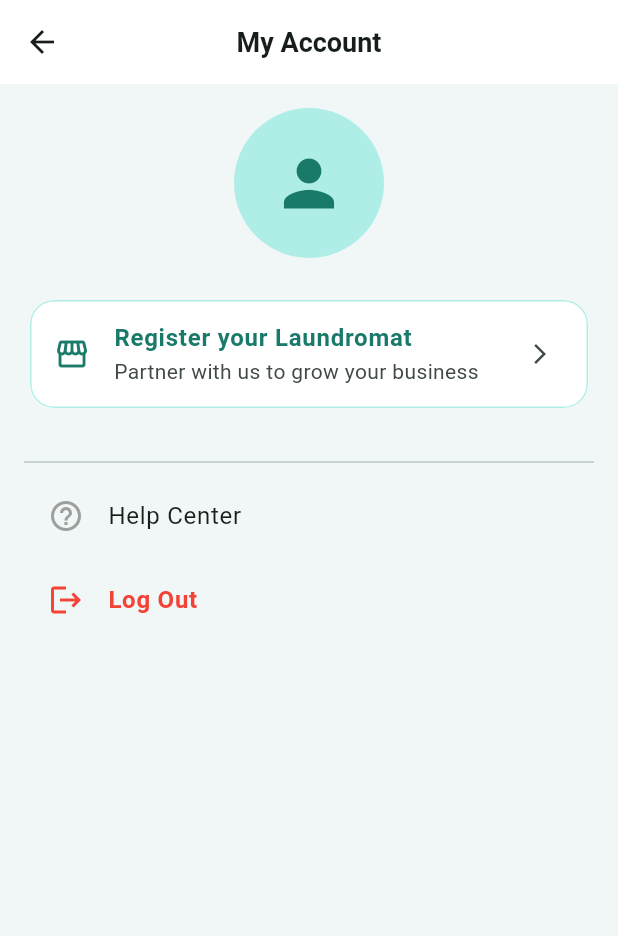
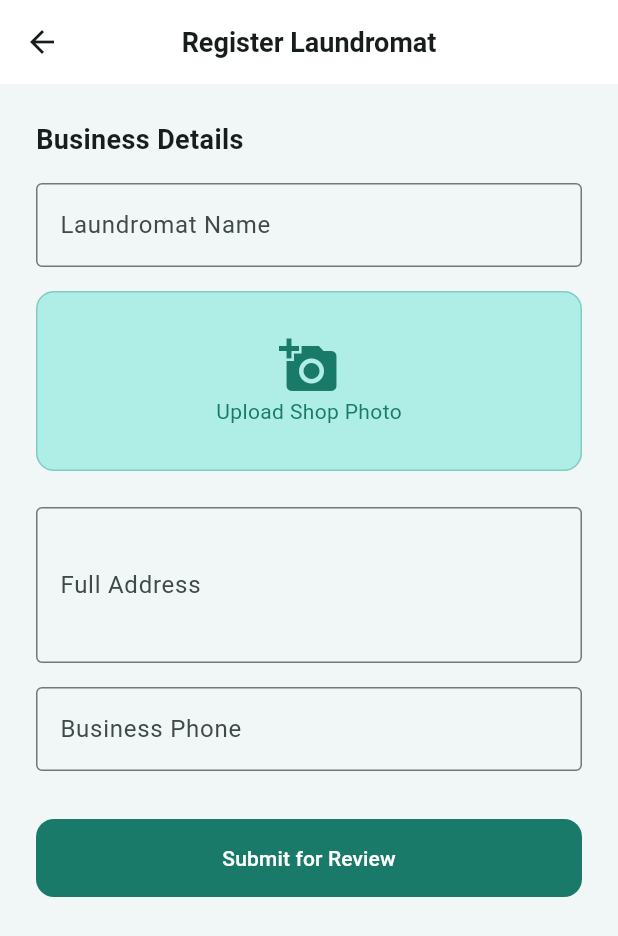
Before and after one commit to Shikhrshukla/WashHub_App, a Flutter app: the ProfileScreen screen opened directly, after a tap on "Register your Laundromat", on a phone screen of 412 x 824 dp. Shown: the top 936 px of the screen. Run offline on Flutter 3.47's test engine with Material 3 defaults, Android fonts, the phone set to English and light mode, and no system bars; our stand-ins replace device_preview, equatable, firebase_auth, firebase_core, flutter_bloc, google_sign_in and 2 more; accounts and stored records are empty; generated files the repository leaves out were written again; network calls fail.

Commit message:
feat: fix login flow, otp and google signin
- otp was not going to next screen, fixed with completer
- google signin token issue fixed
- handled user cancel case also
- fixed main.dart conflicts and removed old param
- added image picker and fixed provider screen

```diff
--- a/lib/features/profile/presentation/screens/profile_screen.dart
+++ b/lib/features/profile/presentation/screens/profile_screen.dart
@@ -1,4 +1,5 @@
-import 'package:flutter/material.dart';import '../../../../core/theme/app_theme.dart';
+import 'package:flutter/material.dart';
+import 'package:frebulous_app/features/profile/presentation/screens/provider_registration_screen.dart';import '../../../../core/theme/app_theme.dart';
 
 class ProfileScreen extends StatelessWidget {
   const ProfileScreen({super.key});
@@ -39,7 +40,12 @@ class ProfileScreen extends StatelessWidget {
               subtitle: const Text("Partner with us to grow your business"),
               trailing: const Icon(Icons.arrow_forward_ios, size: 16),
               onTap: () {
-                // TODO: Navigate to Provider Registration Form
+                Navigator.push(
+                  context,
+                  MaterialPageRoute(
+                    builder: (context) => const ProviderRegistrationScreen(),
+                  ),
+                );
               },
             ),
           ),
--- a/lib/features/profile/presentation/screens/provider_registration_screen.dart
+++ b/lib/features/profile/presentation/screens/provider_registration_screen.dart
@@ -0,0 +1,124 @@
+import 'package:flutter/material.dart';
+import '../../../../core/theme/app_theme.dart';
+import 'dart:io';
+import 'package:image_picker/image_picker.dart';
+
+class ProviderRegistrationScreen extends StatefulWidget {
+  const ProviderRegistrationScreen({super.key});
+
+  @override
+  State<ProviderRegistrationScreen> createState() => _ProviderRegistrationScreenState();
+}
+
+class _ProviderRegistrationScreenState extends State<ProviderRegistrationScreen> {
+  final _formKey = GlobalKey<FormState>();
+  final _nameController = TextEditingController();
+  final _addressController = TextEditingController();
+  final _phoneController = TextEditingController();
+
+  File? _shopImage;
+
+  Future<void> _pickImage() async {
+    final pickedFile = await ImagePicker().pickImage(source: ImageSource.gallery);
+    if (pickedFile != null) {
+      setState(() => _shopImage = File(pickedFile.path));
+    }
+  }
+
+  @override
+  void dispose() {
+    _nameController.dispose();
+    _addressController.dispose();
+    _phoneController.dispose();
+    super.dispose();
+  }
+
+  void _submitForm() {
+    if (_formKey.currentState!.validate()) {
+      // Logic: Send to Admin for approval
+      ScaffoldMessenger.of(context).showSnackBar(
+        const SnackBar(content: Text("Application submitted! Admin will review soon.")),
+      );
+      Navigator.pop(context);
+    }
+  }
+
+  @override
+  Widget build(BuildContext context) {
+    return Scaffold(
+      appBar: AppBar(title: const Text("Register Laundromat")),
+      body: SingleChildScrollView(
+        padding: const EdgeInsets.all(24.0),
+        child: Form(
+          key: _formKey,
+          child: Column(
+            crossAxisAlignment: CrossAxisAlignment.start,
+            children: [
+              const Text("Business Details", style: TextStyle(fontSize: 18, fontWeight: FontWeight.bold)),
+              const SizedBox(height: 16),
+
+              // Shop Name
+              TextFormField(
+                controller: _nameController,
+                decoration: const InputDecoration(labelText: "Laundromat Name", border: OutlineInputBorder()),
+                validator: (v) => v!.isEmpty ? "Required" : null,
+              ),
+              const SizedBox(height: 16),
+
+              // Image Picker UI
+              Center(
+                child: GestureDetector(
+                  onTap: _pickImage,
+                  child: Container(
+                    height: 120,
+                    width: double.infinity,
+                    decoration: BoxDecoration(
+                      color: washubPrimaryLight,borderRadius: BorderRadius.circular(12),
+                      border: Border.all(color: washubPrimary.withValues(alpha: 0.3)),
+                    ),
+                    child: _shopImage == null
+                        ? const Column(
+                      mainAxisAlignment: MainAxisAlignment.center,
+                      children: [
+                        Icon(Icons.add_a_photo, color: washubPrimary, size: 40),
+                        Text("Upload Shop Photo", style: TextStyle(color: washubPrimary)),
+                      ],
+                    )
+                        : ClipRRect(
+                      borderRadius: BorderRadius.circular(12),
+                      child: Image.file(_shopImage!, fit: BoxFit.cover),
+                    ),
+                  ),
+                ),
+              ),
+              const SizedBox(height: 24),
+
+              // Address
+              TextFormField(
+                controller: _addressController,
+                maxLines: 3,
+                decoration: const InputDecoration(labelText: "Full Address", border: OutlineInputBorder()),
+                validator: (v) => v!.isEmpty ? "Required" : null,
+              ),
+              const SizedBox(height: 16),
+
+              // Contact Number
+              TextFormField(
+                controller: _phoneController,
+                keyboardType: TextInputType.phone,
+                decoration: const InputDecoration(labelText: "Business Phone", border: OutlineInputBorder()),
+                validator: (v) => v!.length < 10 ? "Invalid phone" : null,
+              ),
+
+              const SizedBox(height: 32),
+              ElevatedButton(
+                onPressed: _submitForm,
+                child: const Text("Submit for Review"),
+              ),
+            ],
+          ),
+        ),
+      ),
+    );
+  }
+}
--- a/pubspec.yaml
+++ b/pubspec.yaml
@@ -41,6 +41,7 @@ dependencies:
   flutter_bloc: ^9.1.1
   firebase_auth: ^6.3.0
   google_sign_in: ^7.2.0
+  image_picker: ^1.2.1
 
 dev_dependencies:
   flutter_test:
```
Also changed, not shown: lib/features/auth/presentation/bloc/auth_bloc.dart (+49 -13 lines), lib/features/auth/presentation/screens/login_screen.dart (+5 -2 lines), lib/main.dart (+18 -3 lines), pubspec.lock.
